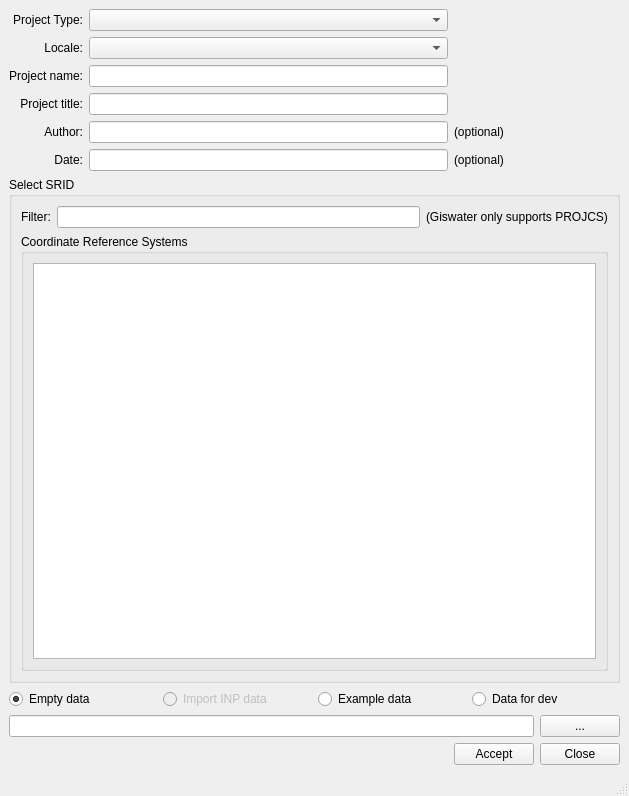
Above: ui/readsql_create_project.ui from Giswater/giswater_qgis_plugin before the change. Below: the same form after it.
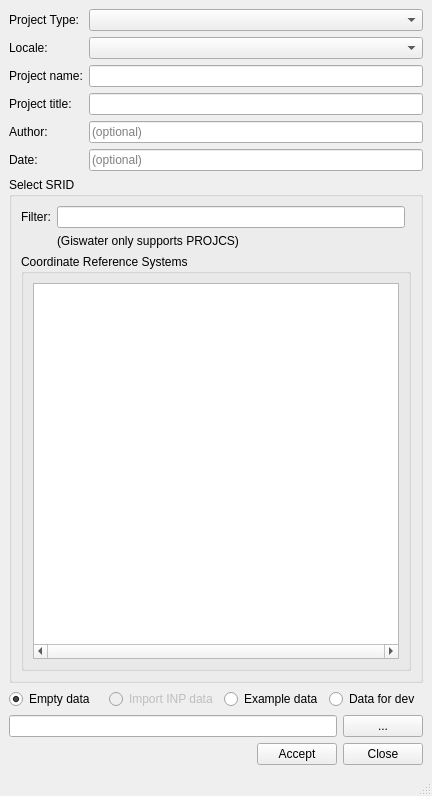
That is the form after the change.

Commit message: Enhancement: refactor readsql_create_project

What changed in the file:
```diff
--- a/ui/readsql_create_project.ui
+++ b/ui/readsql_create_project.ui
@@ -6,7 +6,7 @@
    <rect>
     <x>0</x>
     <y>0</y>
-    <width>629</width>
+    <width>432</width>
     <height>796</height>
    </rect>
   </property>
@@ -15,6 +15,19 @@
   </property>
   <widget class="QWidget" name="centralwidget">
    <layout class="QGridLayout" name="gridLayout">
+    <item row="4" column="0">
+     <widget class="QLabel" name="lbl_project_title">
+      <property name="layoutDirection">
+       <enum>Qt::LeftToRight</enum>
+      </property>
+      <property name="text">
+       <string>Project title:</string>
+      </property>
+      <property name="alignment">
+       <set>Qt::AlignJustify|Qt::AlignVCenter</set>
+      </property>
+     </widget>
+    </item>
     <item row="21" column="3">
      <widget class="QPushButton" name="btn_close">
       <property name="text">
@@ -22,13 +35,6 @@
       </property>
      </widget>
     </item>
-    <item row="21" column="2">
-     <widget class="QPushButton" name="btn_accept">
-      <property name="text">
-       <string>Accept</string>
-      </property>
-     </widget>
-    </item>
     <item row="5" column="0">
      <widget class="QLabel" name="lbl_author">
       <property name="layoutDirection">
@@ -38,21 +44,16 @@
        <string>Author:</string>
       </property>
       <property name="alignment">
-       <set>Qt::AlignRight|Qt::AlignTrailing|Qt::AlignVCenter</set>
+       <set>Qt::AlignLeading|Qt::AlignLeft|Qt::AlignVCenter</set>
       </property>
      </widget>
     </item>
-    <item row="6" column="1">
-     <widget class="QLineEdit" name="date"/>
-    </item>
-    <item row="4" column="1">
-     <widget class="QLineEdit" name="project_title"/>
-    </item>
-    <item row="3" column="1">
-     <widget class="QLineEdit" name="project_name"/>
-    </item>
-    <item row="20" column="0" colspan="3">
-     <widget class="QLineEdit" name="data_file"/>
+    <item row="21" column="2">
+     <widget class="QPushButton" name="btn_accept">
+      <property name="text">
+       <string>Accept</string>
+      </property>
+     </widget>
     </item>
     <item row="18" column="0" colspan="4">
      <layout class="QHBoxLayout" name="horizontalLayout">
@@ -92,77 +93,8 @@
       </item>
      </layout>
     </item>
-    <item row="6" column="2">
-     <widget class="QLabel" name="label_6">
-      <property name="sizePolicy">
-       <sizepolicy hsizetype="Fixed" vsizetype="Preferred">
-        <horstretch>0</horstretch>
-        <verstretch>0</verstretch>
-       </sizepolicy>
-      </property>
-      <property name="text">
-       <string>(optional)</string>
-      </property>
-     </widget>
-    </item>
-    <item row="2" column="1">
-     <widget class="QComboBox" name="cmb_locale"/>
-    </item>
-    <item row="5" column="2">
-     <widget class="QLabel" name="label_5">
-      <property name="sizePolicy">
-       <sizepolicy hsizetype="Fixed" vsizetype="Preferred">
-        <horstretch>0</horstretch>
-        <verstretch>0</verstretch>
-       </sizepolicy>
-      </property>
-      <property name="text">
-       <string>(optional)</string>
-      </property>
-     </widget>
-    </item>
-    <item row="4" column="0">
-     <widget class="QLabel" name="lbl_project_title">
-      <property name="layoutDirection">
-       <enum>Qt::LeftToRight</enum>
-      </property>
-      <property name="text">
-       <string>Project title:</string>
-      </property>
-      <property name="alignment">
-       <set>Qt::AlignRight|Qt::AlignTrailing|Qt::AlignVCenter</set>
-      </property>
-     </widget>
-    </item>
-    <item row="5" column="1">
-     <widget class="QLineEdit" name="author">
-      <property name="sizePolicy">
-       <sizepolicy hsizetype="Expanding" vsizetype="Fixed">
-        <horstretch>0</horstretch>
-        <verstretch>0</verstretch>
-       </sizepolicy>
-      </property>
-     </widget>
-    </item>
-    <item row="2" column="0">
-     <widget class="QLabel" name="label_2">
-      <property name="text">
-       <string>Locale:</string>
-      </property>
-      <property name="alignment">
-       <set>Qt::AlignRight|Qt::AlignTrailing|Qt::AlignVCenter</set>
-      </property>
-     </widget>
-    </item>
-    <item row="20" column="3">
-     <widget class="QPushButton" name="btn_push_file">
-      <property name="enabled">
-       <bool>true</bool>
-      </property>
-      <property name="text">
-       <string>...</string>
-      </property>
-     </widget>
+    <item row="20" column="0" colspan="3">
+     <widget class="QLineEdit" name="data_file"/>
     </item>
     <item row="6" column="0">
      <widget class="QLabel" name="lbl_date">
@@ -173,13 +105,10 @@
        <string>Date:</string>
       </property>
       <property name="alignment">
-       <set>Qt::AlignRight|Qt::AlignTrailing|Qt::AlignVCenter</set>
+       <set>Qt::AlignLeading|Qt::AlignLeft|Qt::AlignVCenter</set>
       </property>
      </widget>
     </item>
-    <item row="1" column="1">
-     <widget class="QComboBox" name="cmb_create_project_type"/>
-    </item>
     <item row="3" column="0">
      <widget class="QLabel" name="lbl_project_name">
       <property name="layoutDirection">
@@ -189,12 +118,31 @@
        <string>Project name:</string>
       </property>
       <property name="alignment">
-       <set>Qt::AlignRight|Qt::AlignTrailing|Qt::AlignVCenter</set>
+       <set>Qt::AlignLeading|Qt::AlignLeft|Qt::AlignVCenter</set>
+      </property>
+     </widget>
+    </item>
+    <item row="2" column="0">
+     <widget class="QLabel" name="label_2">
+      <property name="layoutDirection">
+       <enum>Qt::LeftToRight</enum>
+      </property>
+      <property name="text">
+       <string>Locale:</string>
+      </property>
+      <property name="alignment">
+       <set>Qt::AlignLeading|Qt::AlignLeft|Qt::AlignVCenter</set>
       </property>
      </widget>
     </item>
     <item row="1" column="0">
      <widget class="QLabel" name="label">
+      <property name="sizePolicy">
+       <sizepolicy hsizetype="Maximum" vsizetype="Preferred">
+        <horstretch>0</horstretch>
+        <verstretch>0</verstretch>
+       </sizepolicy>
+      </property>
       <property name="text">
        <string>Project Type:</string>
       </property>
@@ -203,44 +151,144 @@
       </property>
      </widget>
     </item>
+    <item row="2" column="1" colspan="3">
+     <widget class="QComboBox" name="cmb_locale"/>
+    </item>
+    <item row="1" column="1" colspan="3">
+     <widget class="QComboBox" name="cmb_create_project_type"/>
+    </item>
+    <item row="20" column="3">
+     <widget class="QPushButton" name="btn_push_file">
+      <property name="enabled">
+       <bool>true</bool>
+      </property>
+      <property name="text">
+       <string>...</string>
+      </property>
+     </widget>
+    </item>
     <item row="17" column="0" colspan="4">
      <widget class="QGroupBox" name="groupBox">
       <property name="title">
        <string>Select SRID</string>
       </property>
       <layout class="QGridLayout" name="gridLayout_2">
-       <item row="0" column="0">
+       <item row="1" column="0">
         <widget class="QLabel" name="lbl_filter">
          <property name="text">
           <string>Filter:</string>
          </property>
         </widget>
        </item>
-       <item row="0" column="1">
-        <widget class="QLineEdit" name="srid_id"/>
-       </item>
-       <item row="0" column="2">
-        <widget class="QLabel" name="label_8">
-         <property name="text">
-          <string>(Giswater only supports PROJCS)</string>
-         </property>
-        </widget>
-       </item>
-       <item row="2" column="0" colspan="3">
+       <item row="5" column="0" colspan="3">
         <widget class="QGroupBox" name="groupBox_2">
          <property name="title">
           <string>Coordinate Reference Systems</string>
          </property>
          <layout class="QGridLayout" name="gridLayout_3">
           <item row="0" column="0">
-           <widget class="QTableView" name="tbl_srid"/>
+           <widget class="QTableView" name="tbl_srid">
+            <property name="verticalScrollBarPolicy">
+             <enum>Qt::ScrollBarAsNeeded</enum>
+            </property>
+            <property name="horizontalScrollBarPolicy">
+             <enum>Qt::ScrollBarAlwaysOn</enum>
+            </property>
+            <property name="autoScroll">
+             <bool>true</bool>
+            </property>
+            <property name="autoScrollMargin">
+             <number>16</number>
+            </property>
+            <property name="selectionBehavior">
+             <enum>QAbstractItemView::SelectRows</enum>
+            </property>
+            <property name="verticalScrollMode">
+             <enum>QAbstractItemView::ScrollPerItem</enum>
+            </property>
+            <property name="gridStyle">
+             <enum>Qt::SolidLine</enum>
+            </property>
+            <attribute name="horizontalHeaderCascadingSectionResizes">
+             <bool>true</bool>
+            </attribute>
+            <attribute name="horizontalHeaderDefaultSectionSize">
+             <number>60</number>
+            </attribute>
+            <attribute name="horizontalHeaderHighlightSections">
+             <bool>true</bool>
+            </attribute>
+            <attribute name="horizontalHeaderShowSortIndicator" stdset="0">
+             <bool>false</bool>
+            </attribute>
+            <attribute name="horizontalHeaderStretchLastSection">
+             <bool>true</bool>
+            </attribute>
+            <attribute name="verticalHeaderVisible">
+             <bool>false</bool>
+            </attribute>
+           </widget>
           </item>
          </layout>
         </widget>
        </item>
+       <item row="2" column="1">
+        <widget class="QLabel" name="label_8">
+         <property name="text">
+          <string>(Giswater only supports PROJCS)</string>
+         </property>
+        </widget>
+       </item>
+       <item row="1" column="1">
+        <widget class="QLineEdit" name="srid_id"/>
+       </item>
       </layout>
      </widget>
     </item>
+    <item row="3" column="1" colspan="3">
+     <widget class="QLineEdit" name="project_name"/>
+    </item>
+    <item row="4" column="1" colspan="3">
+     <widget class="QLineEdit" name="project_title"/>
+    </item>
+    <item row="5" column="1" colspan="3">
+     <widget class="QLineEdit" name="author">
+      <property name="sizePolicy">
+       <sizepolicy hsizetype="Expanding" vsizetype="Fixed">
+        <horstretch>0</horstretch>
+        <verstretch>0</verstretch>
+       </sizepolicy>
+      </property>
+      <property name="placeholderText">
+       <string>(optional)</string>
+      </property>
+     </widget>
+    </item>
+    <item row="6" column="1" colspan="3">
+     <widget class="QLineEdit" name="date">
+      <property name="font">
+       <font>
+        <stylestrategy>PreferDefault</stylestrategy>
+       </font>
+      </property>
+      <property name="placeholderText">
+       <string>(optional)</string>
+      </property>
+     </widget>
+    </item>
+    <item row="21" column="1">
+     <spacer name="horizontalSpacer">
+      <property name="orientation">
+       <enum>Qt::Horizontal</enum>
+      </property>
+      <property name="sizeHint" stdset="0">
+       <size>
+        <width>40</width>
+        <height>20</height>
+       </size>
+      </property>
+     </spacer>
+    </item>
    </layout>
   </widget>
   <widget class="QStatusBar" name="statusbar"/>
```
